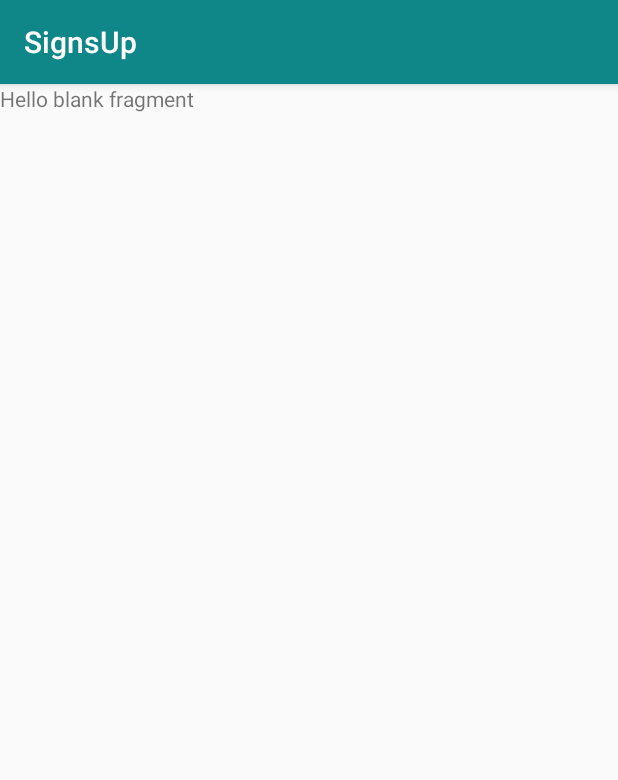
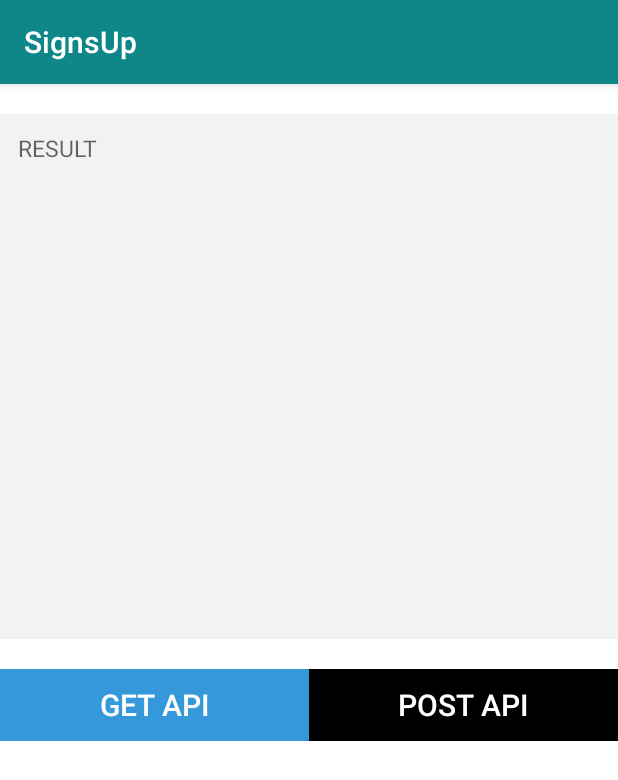
Before and after one commit to supermavster/cittis-signsup, an Android app: the screen it shows after launch (MainActivity before the commit, TestAPIActivity after it), on a phone screen of 412 x 824 dp. Shown: the top 780 px of the screen. Run offline under Robolectric (Android 15) with nearby library versions, the phone set to English and light mode, and no system bars.

Commit message:
[Add] API Post & Get

```diff
--- /dev/null
+++ b/app/src/main/java/com/cittis/signsup/actions/FetchDataListener.kt
@@ -0,0 +1,11 @@
+package com.cittis.signsup.actions
+
+import org.json.JSONObject
+
+interface FetchDataListener {
+    fun onFetchComplete(data: JSONObject)
+
+    fun onFetchFailure(msg: String)
+
+    fun onFetchStart()
+}
--- a/app/src/main/java/com/cittis/signsup/controller/SplashScreenActivity.kt
+++ b/app/src/main/java/com/cittis/signsup/controller/SplashScreenActivity.kt
@@ -5,6 +5,7 @@ import android.os.Bundle
 import android.os.Handler
 import android.support.v7.app.AppCompatActivity
 import com.cittis.signsup.R
+import com.cittis.signsup.TestAPIActivity
 
 class SplashScreenActivity : AppCompatActivity() {
 
@@ -22,7 +23,7 @@ class SplashScreenActivity : AppCompatActivity() {
         // This method will be executed once the timer is over
         Handler().postDelayed({
             // Start your app main activity
-            startActivity(Intent(this, MainActivity::class.java))
+            startActivity(Intent(this, TestAPIActivity::class.java))
             // close this activity
             finish()
         }, SPLASH_TIME_OUT)
--- /dev/null
+++ b/app/src/main/res/layout/activity_test_api.xml
@@ -0,0 +1,44 @@
+<?xml version="1.0" encoding="utf-8"?>
+<LinearLayout xmlns:android="http://schemas.android.com/apk/res/android"
+              xmlns:tools="http://schemas.android.com/tools"
+              android:orientation="vertical"
+              android:layout_width="match_parent"
+              android:layout_height="match_parent"
+              android:background="#FFFFFF"
+              tools:context=".TestAPIActivity">
+    <TextView
+            android:id="@+id/resultTextView"
+            android:padding="12dp"
+            android:layout_marginTop="20dp"
+            android:textColor="#000"
+            android:hint="RESULT"
+            android:textSize="15sp"
+            android:background="#F2F2F2"
+            android:layout_width="match_parent"
+            android:layout_height="350dp"/>
+    <LinearLayout
+            android:layout_marginTop="20dp"
+            android:layout_width="match_parent"
+            android:weightSum="100"
+            android:orientation="horizontal"
+            android:layout_height="wrap_content">
+        <Button
+                android:id="@+id/getApiBtn"
+                android:textSize="20sp"
+                android:textColor="#FFFFFF"
+                android:text="GET API"
+                android:layout_width="0dip"
+                android:layout_weight="50"
+                android:background="#3498DB"
+                android:layout_height="wrap_content"/>
+        <Button
+                android:id="@+id/postApiBtn"
+                android:textSize="20sp"
+                android:textColor="#FFFFFF"
+                android:text="POST API"
+                android:layout_width="0dip"
+                android:layout_weight="50"
+                android:background="#000000"
+                android:layout_height="wrap_content"/>
+    </LinearLayout>
+</LinearLayout>
```
Also changed, not shown: app/src/main/AndroidManifest.xml (+8 -4 lines), app/src/main/java/com/cittis/signsup/TestAPIActivity.java (added, +175 -0 lines), app/src/main/java/com/cittis/signsup/connection/GETAPIRequest.java (added, +77 -0 lines), app/src/main/java/com/cittis/signsup/connection/POSTAPIRequest.java (added, +78 -0 lines), app/src/main/java/com/cittis/signsup/connection/RequestQueueService.java (added, +110 -0 lines), app/src/main/java/com/cittis/signsup/test_api.kt (added, +12 -0 lines), app/src/main/res/layout/progress_indicator.xml (added, +12 -0 lines).
